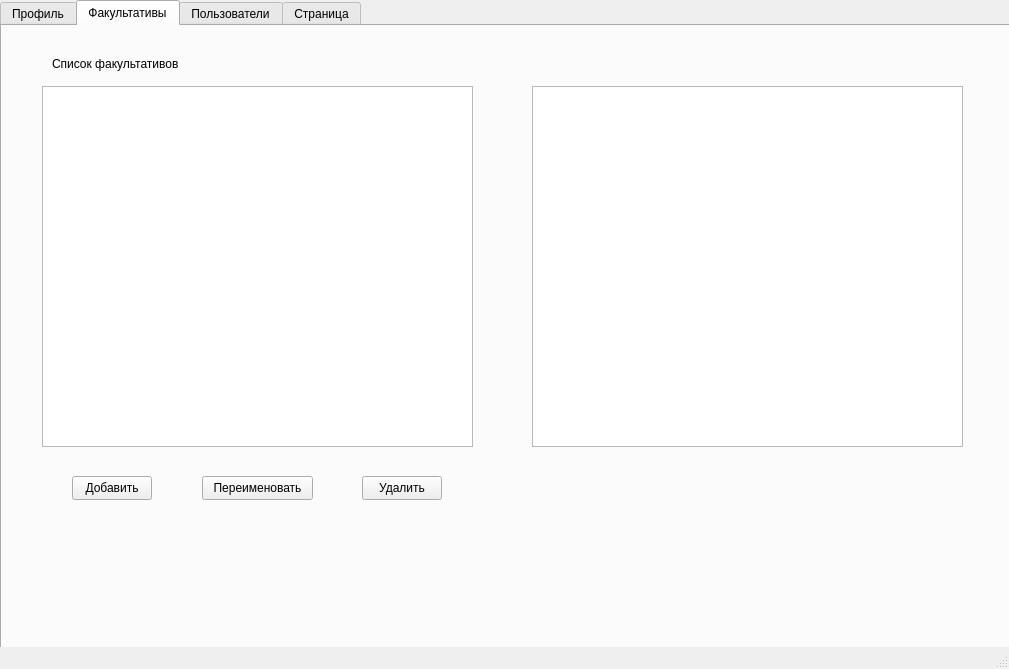
Qt form src/view/mainwindow.ui (yarovoy762dmij/Elective-courses-system) before a commit.
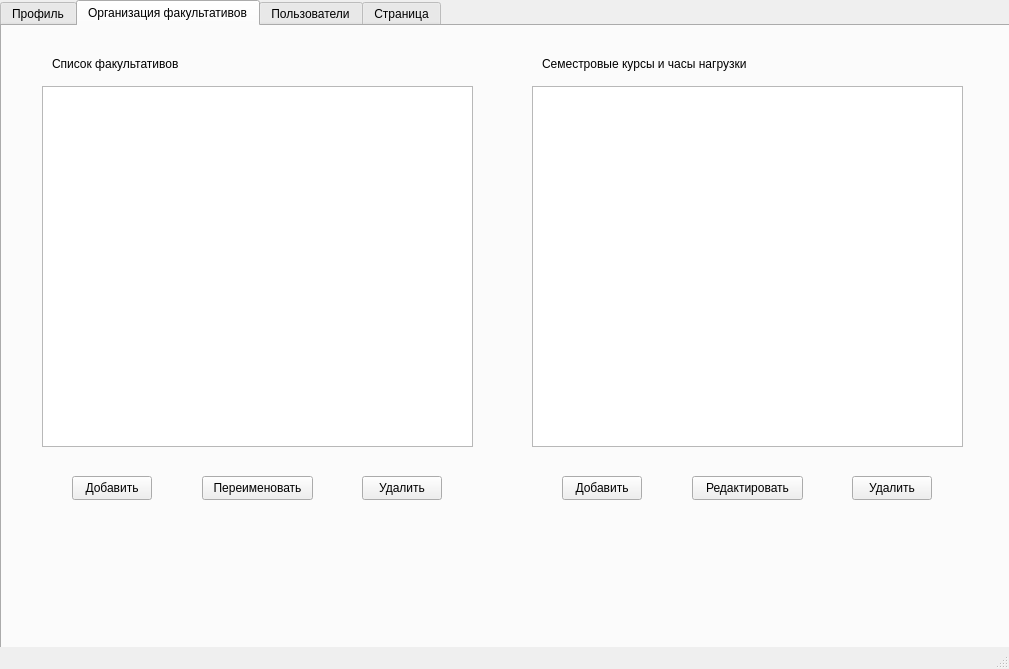
The same form after that commit.

Commit message: feat: Вкладка Организация факультативов, semestercourserow для описания результата запроса

Patch:
```diff
--- a/src/view/mainwindow.ui
+++ b/src/view/mainwindow.ui
@@ -265,7 +265,7 @@
     </widget>
     <widget class="QWidget" name="tab">
      <attribute name="title">
-      <string>Факультативы</string>
+      <string>Организация факультативов</string>
      </attribute>
      <widget class="QTableView" name="tvElectives">
       <property name="geometry">
@@ -339,6 +339,58 @@
        <string>Удалить</string>
       </property>
      </widget>
+     <widget class="QLabel" name="label_8">
+      <property name="geometry">
+       <rect>
+        <x>540</x>
+        <y>30</y>
+        <width>241</width>
+        <height>16</height>
+       </rect>
+      </property>
+      <property name="text">
+       <string>Семестровые курсы и часы нагрузки</string>
+      </property>
+     </widget>
+     <widget class="QPushButton" name="btnCourseAdd">
+      <property name="geometry">
+       <rect>
+        <x>560</x>
+        <y>450</y>
+        <width>80</width>
+        <height>24</height>
+       </rect>
+      </property>
+      <property name="text">
+       <string>Добавить</string>
+      </property>
+     </widget>
+     <widget class="QPushButton" name="btnCourseEdit">
+      <property name="geometry">
+       <rect>
+        <x>690</x>
+        <y>450</y>
+        <width>111</width>
+        <height>24</height>
+       </rect>
+      </property>
+      <property name="text">
+       <string>Редактировать</string>
+      </property>
+     </widget>
+     <widget class="QPushButton" name="btnCourseDelete">
+      <property name="geometry">
+       <rect>
+        <x>850</x>
+        <y>450</y>
+        <width>80</width>
+        <height>24</height>
+       </rect>
+      </property>
+      <property name="text">
+       <string>Удалить</string>
+      </property>
+     </widget>
     </widget>
     <widget class="QWidget" name="tab_2">
      <attribute name="title">
```
Left out of the diff: 8 changed lines with no effect on the pictures. The commit also changes 5 other files.
